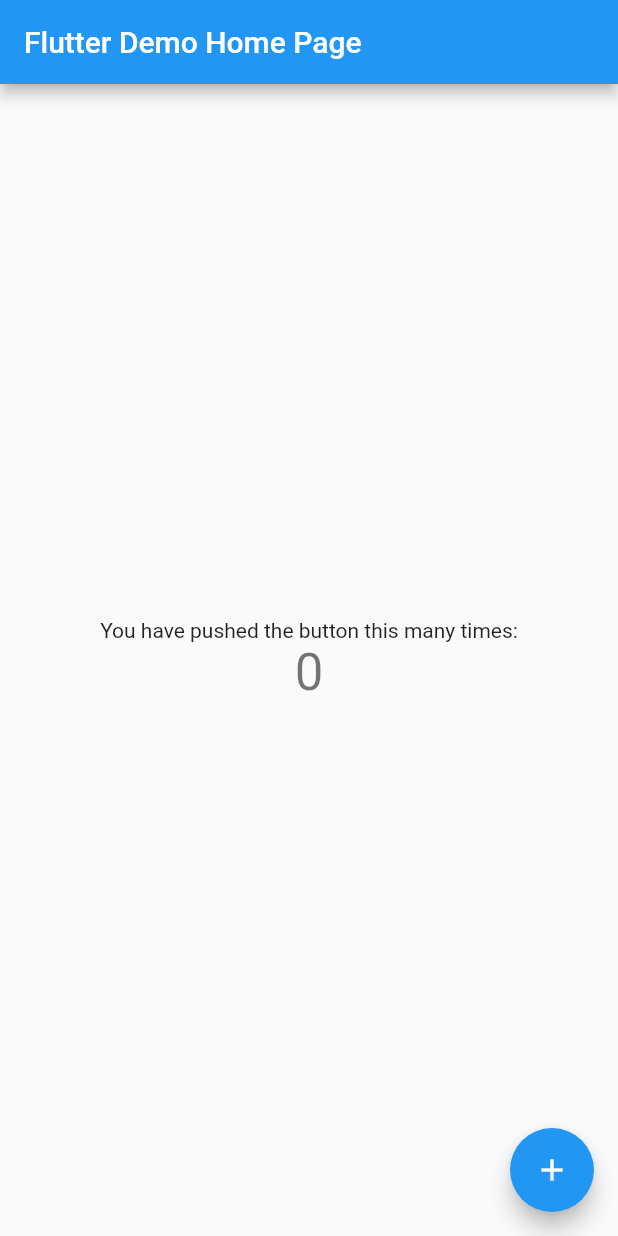
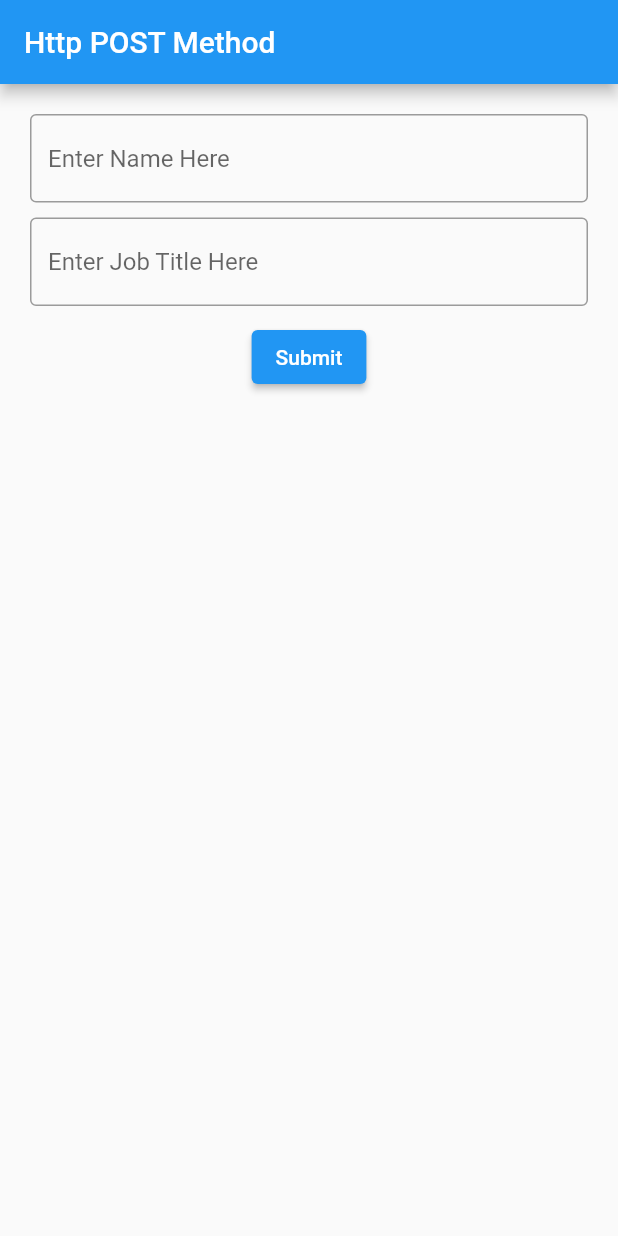
Before and after one commit to SkrChowdhury/api_handling_post_method_flutter, a Flutter app: the screen it shows after launch, on a phone screen of 412 x 824 dp. Run offline on Flutter 3.47's test engine with Material 2 defaults, Android fonts, the phone set to English and light mode, and no system bars.

Commit message:
post methot implemented

```diff
--- /dev/null
+++ b/lib/DataModel.dart
@@ -0,0 +1,37 @@
+// To parse this JSON data, do
+//
+//     final dataModel = dataModelFromJson(jsonString);
+
+import 'dart:convert';
+
+DataModel dataModelFromJson(String str) => DataModel.fromJson(json.decode(str));
+
+String dataModelToJson(DataModel data) => json.encode(data.toJson());
+
+class DataModel {
+  DataModel({
+    this.name,
+    this.job,
+    this.id,
+    this.createdAt,
+  });
+
+  String? name;
+  String? job;
+  String? id;
+  DateTime? createdAt;
+
+  factory DataModel.fromJson(Map<String, dynamic> json) => DataModel(
+        name: json["name"],
+        job: json["job"],
+        id: json["id"],
+        createdAt: DateTime.parse(json["createdAt"]),
+      );
+
+  Map<String, dynamic> toJson() => {
+        "name": name,
+        "job": job,
+        "id": id,
+        "createdAt": createdAt?.toIso8601String(),
+      };
+}
--- a/lib/main.dart
+++ b/lib/main.dart
@@ -1,4 +1,8 @@
+import 'dart:convert';
+
+import 'package:api_handling_post_method_flutter/DataModel.dart';
 import 'package:flutter/material.dart';
+import 'package:http/http.dart' as http;
 
 void main() {
   runApp(const MyApp());
@@ -13,18 +17,9 @@
     return MaterialApp(
       title: 'Flutter Demo',
       theme: ThemeData(
-        // This is the theme of your application.
-        //
-        // Try running your application with "flutter run". You'll see the
-        // application has a blue toolbar. Then, without quitting the app, try
-        // changing the primarySwatch below to Colors.green and then invoke
-        // "hot reload" (press "r" in the console where you ran "flutter run",
-        // or simply save your changes to "hot reload" in a Flutter IDE).
-        // Notice that the counter didn't reset back to zero; the application
-        // is not restarted.
         primarySwatch: Colors.blue,
       ),
-      home: const MyHomePage(title: 'Flutter Demo Home Page'),
+      home: const MyHomePage(title: 'Http POST Method'),
     );
   }
 }
@@ -32,83 +27,69 @@
 class MyHomePage extends StatefulWidget {
   const MyHomePage({Key? key, required this.title}) : super(key: key);
 
-  // This widget is the home page of your application. It is stateful, meaning
-  // that it has a State object (defined below) that contains fields that affect
-  // how it looks.
-
-  // This class is the configuration for the state. It holds the values (in this
-  // case the title) provided by the parent (in this case the App widget) and
-  // used by the build method of the State. Fields in a Widget subclass are
-  // always marked "final".
-
   final String title;
 
   @override
   State<MyHomePage> createState() => _MyHomePageState();
 }
 
+Future<DataModel?> submitData(String name, String job) async {
+  var response = await http.post(Uri.https('reqres.in', '/api/users'),
+      body: {"name": name, "job": job});
+  var data = response.body;
+  if (response.statusCode == 201) {
+    String resposeString = response.body;
+    dataModelFromJson(resposeString);
+  } else {
+    return null;
+  }
+}
+
 class _MyHomePageState extends State<MyHomePage> {
-  int _counter = 0;
-
-  void _incrementCounter() {
-    setState(() {
-      // This call to setState tells the Flutter framework that something has
-      // changed in this State, which causes it to rerun the build method below
-      // so that the display can reflect the updated values. If we changed
-      // _counter without calling setState(), then the build method would not be
-      // called again, and so nothing would appear to happen.
-      _counter++;
-    });
-  }
+  DataModel? _dataModel;
+  TextEditingController nameController = TextEditingController();
+  TextEditingController jobController = TextEditingController();
 
   @override
   Widget build(BuildContext context) {
-    // This method is rerun every time setState is called, for instance as done
-    // by the _incrementCounter method above.
-    //
-    // The Flutter framework has been optimized to make rerunning build methods
-    // fast, so that you can just rebuild anything that needs updating rather
-    // than having to individually change instances of widgets.
     return Scaffold(
       appBar: AppBar(
-        // Here we take the value from the MyHomePage object that was created by
-        // the App.build method, and use it to set our appbar title.
         title: Text(widget.title),
       ),
-      body: Center(
-        // Center is a layout widget. It takes a single child and positions it
-        // in the middle of the parent.
-        child: Column(
-          // Column is also a layout widget. It takes a list of children and
-          // arranges them vertically. By default, it sizes itself to fit its
-          // children horizontally, and tries to be as tall as its parent.
-          //
-          // Invoke "debug painting" (press "p" in the console, choose the
-          // "Toggle Debug Paint" action from the Flutter Inspector in Android
-          // Studio, or the "Toggle Debug Paint" command in Visual Studio Code)
-          // to see the wireframe for each widget.
-          //
-          // Column has various properties to control how it sizes itself and
-          // how it positions its children. Here we use mainAxisAlignment to
-          // center the children vertically; the main axis here is the vertical
-          // axis because Columns are vertical (the cross axis would be
-          // horizontal).
-          mainAxisAlignment: MainAxisAlignment.center,
-          children: <Widget>[
-            const Text(
-              'You have pushed the button this many times:',
-            ),
-            Text(
-              '$_counter',
-              style: Theme.of(context).textTheme.headline4,
-            ),
-          ],
+      body: SingleChildScrollView(
+        child: Container(
+          padding: EdgeInsets.all(20),
+          child: Column(
+            children: [
+              TextField(
+                decoration: const InputDecoration(
+                    border: OutlineInputBorder(), hintText: 'Enter Name Here'),
+                controller: nameController,
+              ),
+              SizedBox(height: 10),
+              TextField(
+                decoration: const InputDecoration(
+                    border: OutlineInputBorder(),
+                    hintText: 'Enter Job Title Here'),
+                controller: jobController,
+              ),
+              SizedBox(
+                height: 10,
+              ),
+              ElevatedButton(
+                  onPressed: () async {
+                    String name = nameController.text;
+                    String job = jobController.text;
+                    DataModel? data = await submitData(name, job);
+
+                    setState(() {
+                      _dataModel = data;
+                    });
+                  },
+                  child: Text('Submit')),
+            ],
+          ),
         ),
-      ),
-      floatingActionButton: FloatingActionButton(
-        onPressed: _incrementCounter,
-        tooltip: 'Increment',
-        child: const Icon(Icons.add),
       ), // This trailing comma makes auto-formatting nicer for build methods.
     );
   }
--- a/pubspec.yaml
+++ b/pubspec.yaml
@@ -18,7 +18,7 @@
 version: 1.0.0+1
 
 environment:
-  sdk: ">=2.17.6 <3.0.0"
+  sdk: '>=2.17.6 <3.0.0'
 
 # Dependencies specify other packages that your package needs in order to work.
 # To automatically upgrade your package dependencies to the latest versions
@@ -30,10 +30,10 @@
   flutter:
     sdk: flutter
 
-
   # The following adds the Cupertino Icons font to your application.
   # Use with the CupertinoIcons class for iOS style icons.
   cupertino_icons: ^1.0.2
+  http: ^0.13.5
 
 dev_dependencies:
   flutter_test:
@@ -51,7 +51,6 @@
 
 # The following section is specific to Flutter packages.
 flutter:
-
   # The following line ensures that the Material Icons font is
   # included with your application, so that you can use the icons in
   # the material Icons class.
```
Also changed, not shown: pubspec.lock.
